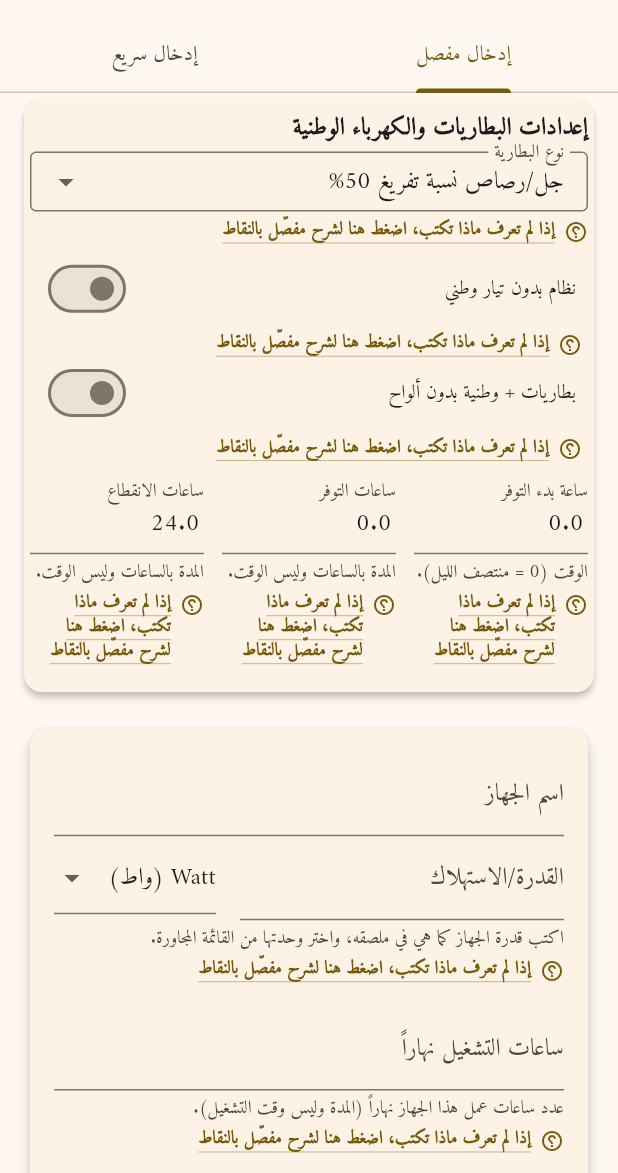
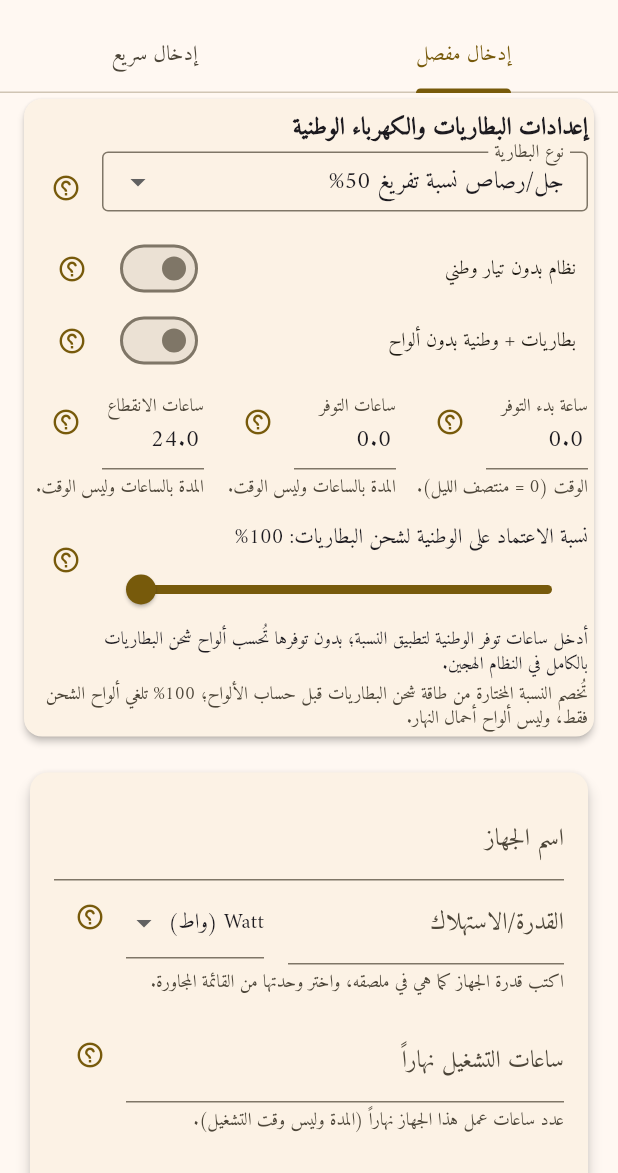
Before and after one commit to techtouchAI/SUN-, a Flutter app: the screen it shows after launch, on a phone screen of 412 x 824 dp, the part 63-1236 px from its top. Run offline on Flutter 3.47's test engine with Material 3 defaults, Android fonts, the phone set to English and light mode, and no system bars; our stand-ins replace dio, fl_chart, flutter_riverpod, google_fonts, open_filex, package_info_plus and 4 more; network calls fail.

Commit message:
fix: honor grid charging allocation and simplify field help
Co-authored-by: arena-agent <297053741+arena-agent@users.noreply.github.com>

```diff
--- a/lib/logic/field_help_content.dart
+++ b/lib/logic/field_help_content.dart
@@ -28,8 +28,6 @@ class FieldExplanation {
 /// outage hours must sum to exactly 24, the availability window must not
 /// cross midnight, and day hours map to the 06:00–18:00 daytime window.
 abstract final class FieldHelpContent {
-  static const String triggerText =
-      'إذا لم تعرف ماذا تكتب، اضغط هنا لشرح مفصّل بالنقاط';
   static const String examplesTitle = 'أمثلة عملية';
   static const String understoodButton = 'فهمت';
 
@@ -90,8 +88,8 @@ abstract final class FieldHelpContent {
       'تحدد هذه النسبة مقدار شحن البطاريات القادم من الكهرباء الوطنية مقابل الشمس.',
       '100% تعني أن البطاريات تُشحن بالكامل من الكهرباء الوطنية، فيصبح عدد ألواح شحن البطاريات صفراً.',
       '0% تعني أن الشحن كله من الألواح الشمسية، ولا يُخصم أي شيء من الوطنية.',
-      'لا يظهر هذا المؤشر إلا بعد إدخال ساعات توفر الوطنية؛ بدونها لا يوجد خصم من الشبكة وتُشحن البطاريات من الألواح بالكامل.',
-      'الخصم الفعلي محدود بقدرة شاحن الإنفرتر × ساعات توفر الوطنية؛ إذا لم تكفِ ساعات الوطنية أو قدرة الشاحن يظهر تحذير وتُحسب الطاقة المتبقية على الألواح.',
+      'يمكن تحديد النسبة مسبقاً، لكنها لا تُطبّق في النظام الهجين إلا بعد إدخال ساعات توفر الوطنية؛ بدونها تُحسب ألواح شحن البطاريات بالكامل.',
+      'تُخصم النسبة من طاقة شحن البطاريات قبل حساب عدد الألواح وتقريبه للأعلى؛ لذلك قد لا تغيّر زيادة صغيرة في النسبة عدد الألواح. إذا لم تكفِ قدرة الشاحن أو ساعات الوطنية يظهر تحذير بعجز الشحن دون إضافة ألواح تلقائياً. يجب معالجة العجز قبل التنفيذ.',
       'الأحمال النهارية التي تعمل أثناء ساعات توفر الوطنية تُغطى منها ولا تُحسب على ألواح النهار.',
       'في وضع (بطاريات + وطنية بدون ألواح) تُثبَّت النسبة تلقائياً على 100%.',
     ],
--- a/lib/models/system_result_model.dart
+++ b/lib/models/system_result_model.dart
@@ -15,6 +15,8 @@ class SystemResultModel {
   final int requiredPanels;
   final int panelsForDaytime;
   final int panelsForBatteries;
+  /// Planned grid share used for battery PV sizing, not guaranteed delivery.
+  /// Charger/grid-hour shortfalls are reported in the breakdown warnings.
   final double gridContributionPercent;
   final int panelsSavedByGrid;
   final List<double> dailyProductionCurve;
--- a/lib/repositories/solar_calculation_repository.dart
+++ b/lib/repositories/solar_calculation_repository.dart
@@ -198,11 +198,9 @@ class SolarCalculationRepository {
       gridSchedule,
     );
     final requestedGridChargeWh = requiredBatteryChargeWh * gridChargeFraction;
-    // A charger can only deliver its rated power during the hours the grid is
-    // actually available, so the requested fraction is capped by what the
-    // hardware can put into the battery. Without this cap the model claims a
-    // grid contribution that cannot physically happen and still reports the
-    // un-reduced solar remainder.
+    // Size PV from the user's planned split, not from charger limitations.
+    // Keep deliverable energy separate for charging estimates and warnings:
+    // insufficient grid charging must not silently override the selected split.
     final deliverableGridChargeWh = _deliverableGridChargeWh(
       requestedEnergyWh: requestedGridChargeWh,
       gridSchedule: gridSchedule,
@@ -213,12 +211,9 @@ class SolarCalculationRepository {
       requestedGridChargeWh,
       deliverableGridChargeWh,
     );
-    final effectiveGridChargeFraction = requiredBatteryChargeWh > 0
-        ? gridChargeEnergyWh / requiredBatteryChargeWh
-        : 0.0;
     final remainingBatteryPvWh = math.max(
       0.0,
-      requiredBatteryChargeWh - gridChargeEnergyWh,
+      requiredBatteryChargeWh - requestedGridChargeWh,
     );
 
     // Daytime loads that run while the national grid is available are served
@@ -265,7 +260,9 @@ class SolarCalculationRepository {
       'daytimePanels': daytimePanels,
       'batteryPanels': batteryPanels,
       'totalPanels': combinedEnergyPanels,
-      'gridContributionPercent': effectiveGridChargeFraction * 100.0,
+      'gridContributionPercent': requiredBatteryChargeWh > 0
+          ? gridChargeFraction * 100.0
+          : 0.0,
       'panelsSavedByGrid': math.max(0, fullSolarPanels - combinedEnergyPanels),
       'maximumArrayPanels': math.max(fullSolarPanels, combinedEnergyPanels),
       'daytimePanelsExplanationAr': systemMode == SystemMode.directOnGrid
@@ -280,10 +277,10 @@ class SolarCalculationRepository {
           : 'Daytime panels are based on the explicit daytime energy profile and effective daily panel energy.',
       'batteryPanelsExplanationAr': systemMode == SystemMode.directOnGrid
           ? ''
-          : 'طاقة شحن البطارية المطلوبة قبل الشبكة: ${requiredBatteryChargeWh.toStringAsFixed(0)}Wh. طاقة الشحن المغطاة من الوطنية: ${gridChargeEnergyWh.toStringAsFixed(0)}Wh. المتبقي من الطاقة الشمسية: ${remainingBatteryPvWh.toStringAsFixed(0)}Wh. ألواح لشحن البطاريات: $batteryPanels لوح. تم جمع طاقة النهار والشحن ثم تقريب العدد مرة واحدة.',
+          : 'طاقة شحن البطارية المطلوبة قبل الشبكة: ${requiredBatteryChargeWh.toStringAsFixed(0)}Wh. نسبة الاعتماد على الوطنية لشحن البطاريات: ${(gridChargeFraction * 100).toStringAsFixed(0)}%. طاقة الشحن المخصصة للوطنية: ${requestedGridChargeWh.toStringAsFixed(0)}Wh. طاقة الشحن الممكنة من الوطنية حسب قدرة الشاحن وساعات التوفر: ${gridChargeEnergyWh.toStringAsFixed(0)}Wh. المتبقي من الطاقة الشمسية: ${remainingBatteryPvWh.toStringAsFixed(0)}Wh. ألواح لشحن البطاريات: $batteryPanels لوح. تم جمع طاقة النهار والشحن ثم تقريب العدد مرة واحدة.',
       'batteryPanelsExplanationEn': systemMode == SystemMode.directOnGrid
           ? ''
-          : 'Battery charging energy is reduced by the grid-delivered charge energy (capped by charger power and grid hours), then daytime and charging energy are combined before one panel-count rounding step.',
+          : 'Battery PV energy is reduced by the selected grid charging percentage, then daytime and charging energy are combined before one panel-count rounding step. Deliverable grid charging energy is estimated separately; any shortfall is warned about, not added back to PV.',
       'floatPreservationRecommendationAr': '',
       'panelDailyEnergyWh': panelDailyEnergyWh,
       'requiredBatteryChargeWh': requiredBatteryChargeWh,
@@ -541,7 +538,7 @@ class SolarCalculationRepository {
       if (daytimeGridServedWh > 0 && panelsForDaytime == 0)
         'الوطنية تغطي كامل أحمال النهار خلال ساعات توفرها؛ لم تُحسب ألواح نهارية. إذا انقطعت الوطنية نهاراً فستحتاج ألواحاً لتغطية تلك الأحمال.',
       if (gridChargeLimitedByHardware)
-        'قدرة الشحن خلال ساعات توفر الوطنية (${gridSchedule.gridOnHours.toStringAsFixed(0)} ساعة) لا تكفي لتغطية نسبة الاعتماد المطلوبة؛ تم احتساب ${gridChargeEnergyWh.toStringAsFixed(0)}Wh فعلياً من أصل ${requestedGridChargeWh.toStringAsFixed(0)}Wh، والباقي على الألواح. زِد ساعات الوطنية أو قدرة شاحن الإنفرتر.',
+        'قدرة الشحن خلال ساعات توفر الوطنية (${gridSchedule.gridOnHours.toStringAsFixed(0)} ساعة) لا تكفي لتغطية نسبة الاعتماد المطلوبة؛ تم احتساب ${gridChargeEnergyWh.toStringAsFixed(0)}Wh فعلياً من أصل ${requestedGridChargeWh.toStringAsFixed(0)}Wh، يوجد عجز شحن قدره ${(requestedGridChargeWh - gridChargeEnergyWh).toStringAsFixed(0)}Wh لم يُضف إلى الألواح التزاماً بالنسبة المختارة. زِد ساعات الوطنية أو قدرة الشاحن، أو اخفض نسبة الاعتماد على الوطنية قبل تنفيذ المنظومة.',
     ];
 
     var gelWarning = '';
@@ -619,6 +616,7 @@ class SolarCalculationRepository {
         'PSH قيمة يومية متوسطة وليست ضماناً لإنتاج كل يوم.',
         'السعر تقديري ويستخدم سعر الواط وسعر أمبير البطارية كما أدخلهما المستخدم.',
         'الأحمال النهارية التي تعمل أثناء ساعات توفر الوطنية تُغطى منها ولا تُحسب على الألواح في وضع Hybrid.',
+        'عدد ألواح شحن البطاريات يعتمد على النسبة المختارة للوطنية، وليس ضماناً لإمكان توفير طاقة الشحن المطلوبة.',
         'شحن البطاريات من الوطنية محدود بقدرة شاحن الإنفرتر (${inverterCapacity.toStringAsFixed(0)}W) مضروبة في ساعات التوفر وكفاءة الشحن.',
       ],
       warningsAr: warnings,
--- a/lib/screens/dashboard_screen.dart
+++ b/lib/screens/dashboard_screen.dart
@@ -262,6 +262,7 @@ class DashboardScreen extends ConsumerWidget {
                           result.breakdown.daytimePanelsExplanationAr,
                           if (systemMode != SystemMode.directOnGrid) ...[
                             '\n${AppStrings.panelsBattery}: ${result.panelsForBatteries} لوح',
+                            'نسبة الاعتماد المخططة على الوطنية لشحن البطاريات: ${result.gridContributionPercent.toStringAsFixed(0)}%',
                             result.breakdown.batteryPanelsExplanationAr,
                             if (result
                                 .breakdown
--- a/lib/screens/load_input_screen.dart
+++ b/lib/screens/load_input_screen.dart
@@ -452,12 +452,11 @@ class _LoadInputScreenState extends ConsumerState<LoadInputScreen> {
                 ],
               ),
               const SizedBox(height: 16),
-              if (gridSchedule.gridOnHours > 0 &&
-                  systemMode != SystemMode.directOnGrid)
+              if (systemMode != SystemMode.directOnGrid)
                 ExplainedField(
                   explanation: FieldHelpContent.gridChargeDependencyPercent,
                   helperText:
-                      'نسبة شحن البطاريات القادمة من الكهرباء الوطنية.',
+                      'تُخصم النسبة المختارة من طاقة شحن البطاريات قبل حساب الألواح؛ 100% تلغي ألواح الشحن فقط، وليس ألواح أحمال النهار.',
                   field: Column(
                     crossAxisAlignment: CrossAxisAlignment.start,
                     children: [
@@ -467,12 +466,13 @@ class _LoadInputScreenState extends ConsumerState<LoadInputScreen> {
                             : 'نسبة الاعتماد على الوطنية لشحن البطاريات: ${gridSchedule.gridChargeDependencyPercent.toStringAsFixed(0)}%',
                       ),
                       Slider(
+                        key: const ValueKey('grid-charge-dependency'),
                         value: systemMode == SystemMode.ups
                             ? 100.0
                             : gridSchedule.gridChargeDependencyPercent,
                         min: 0,
                         max: 100,
-                        divisions: 20,
+                        divisions: 100,
                         label: systemMode == SystemMode.ups
                             ? '100'
                             : gridSchedule.gridChargeDependencyPercent
@@ -489,6 +489,11 @@ class _LoadInputScreenState extends ConsumerState<LoadInputScreen> {
                                     );
                               },
                       ),
+                      if (gridSchedule.gridOnHours <= 0)
+                        const Text(
+                          'أدخل ساعات توفر الوطنية لتطبيق النسبة؛ بدون توفرها تُحسب ألواح شحن البطاريات بالكامل في النظام الهجين.',
+                          style: TextStyle(fontSize: 12),
+                        ),
                       if (systemMode == SystemMode.ups)
                         const Text(
                           "🔒 تم تثبيت الشحن من الوطنية بنسبة 100% نظراً لعدم توفر ألواح شمسية كبديل.",
--- a/lib/widgets/explained_field.dart
+++ b/lib/widgets/explained_field.dart
@@ -2,22 +2,16 @@ import 'package:flutter/material.dart';
 
 import '../logic/field_help_content.dart';
 
-/// Wraps a form field together with its clarification, rendered below the
-/// field:
-///  1. the field itself;
-///  2. an optional short helper line describing what to write;
-///  3. a tappable trigger sentence that opens a detailed bullet-point
-///     explanation sheet.
-///
-/// Used across the input screens so every ambiguous field is explained in a
-/// single, consistent way.
+/// Places an icon-only help button at the trailing edge of its field, with
+/// an optional short helper line below. The button follows text direction
+/// (left in Arabic) and opens the detailed bullet-point explanation sheet.
+/// Used across input screens for consistent placement and accessibility.
 class ExplainedField extends StatelessWidget {
   const ExplainedField({
     super.key,
     required this.field,
     required this.explanation,
     this.helperText,
-    this.triggerText = FieldHelpContent.triggerText,
     this.padding = EdgeInsets.zero,
   });
 
@@ -31,9 +25,6 @@ class ExplainedField extends StatelessWidget {
   /// Short one-line clarification rendered directly under the field.
   final String? helperText;
 
-  /// Sentence rendered under the field that opens the explanation sheet.
-  final String triggerText;
-
   /// Outer padding applied around the whole block, useful to align the
   /// clarification with dense tiles inside cards.
   final EdgeInsetsGeometry padding;
@@ -46,13 +37,6 @@ class ExplainedField extends StatelessWidget {
       color: colorScheme.onSurfaceVariant,
       height: 1.35,
     );
-    final triggerStyle = theme.textTheme.bodySmall?.copyWith(
-      color: colorScheme.primary,
-      fontWeight: FontWeight.w600,
-      height: 1.35,
-      decoration: TextDecoration.underline,
-      decorationColor: colorScheme.primary.withValues(alpha: 0.45),
-    );
 
     return Padding(
       padding: padding,
@@ -60,34 +44,25 @@ class ExplainedField extends StatelessWidget {
         crossAxisAlignment: CrossAxisAlignment.start,
         mainAxisSize: MainAxisSize.min,
         children: [
-          field,
+          Row(
+            crossAxisAlignment: CrossAxisAlignment.start,
+            children: [
+              Expanded(child: field),
+              IconButton(
+                tooltip: 'شرح الحقل: ${explanation.title}',
+                onPressed: () => showFieldExplanationSheet(context, explanation),
+                icon: const Icon(Icons.help_outline_rounded),
+                iconSize: 20,
+                color: colorScheme.primary,
+                // Keep a comfortable touch target without a separate text row.
+                constraints: const BoxConstraints.tightFor(width: 48, height: 48),
+              ),
+            ],
+          ),
           if (helperText != null && helperText!.isNotEmpty) ...[
             const SizedBox(height: 4),
             Text(helperText!, style: helperStyle),
           ],
-          const SizedBox(height: 4),
-          InkWell(
-            onTap: () => showFieldExplanationSheet(context, explanation),
-            borderRadius: BorderRadius.circular(6),
-            child: Row(
-              mainAxisSize: MainAxisSize.min,
-              crossAxisAlignment: CrossAxisAlignment.start,
-              children: [
-                Padding(
-                  padding: const EdgeInsets.only(top: 1.5),
-                  child: Icon(
-                    Icons.help_outline_rounded,
-                    size: 16,
-                    color: colorScheme.primary,
-                  ),
-                ),
-                const SizedBox(width: 6),
-                Flexible(
-                  child: Text(triggerText, style: triggerStyle),
-                ),
-              ],
-            ),
-          ),
         ],
       ),
     );
```
Also changed, not shown: lib/services/pdf_export_service.dart (+6 -1 lines), 6 other files.
